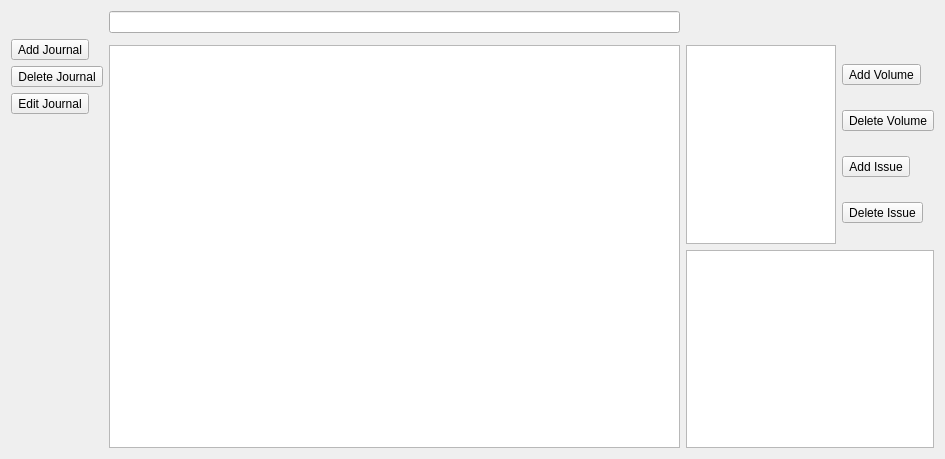
falconofdoom/gui, file journal.ui: the form before one commit.
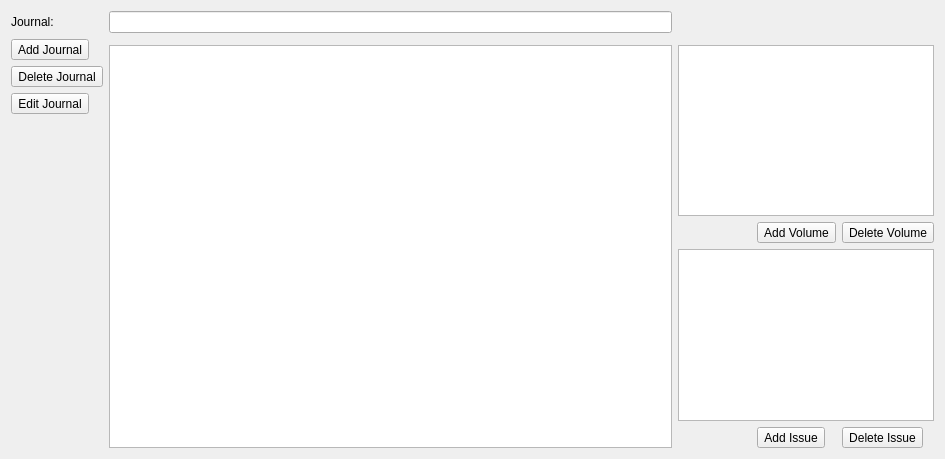
The form after the commit.

What changed in the file:
```diff
--- a/journal.ui
+++ b/journal.ui
@@ -68,60 +68,70 @@
    </item>
    <item row="2" column="3">
     <layout class="QGridLayout" name="gridLayout_2">
-     <item row="0" column="1">
-      <widget class="QTableView" name="tableView_2">
-       <property name="maximumSize">
-        <size>
-         <width>150</width>
-         <height>300</height>
-        </size>
+     <item row="1" column="1">
+      <widget class="QToolButton" name="toolButton_5">
+       <property name="text">
+        <string>Add Volume</string>
        </property>
       </widget>
      </item>
-     <item row="0" column="2">
-      <layout class="QVBoxLayout" name="verticalLayout_2">
-       <item>
-        <widget class="QToolButton" name="toolButton_5">
-         <property name="text">
-          <string>Add Volume</string>
-         </property>
-        </widget>
-       </item>
-       <item>
-        <widget class="QToolButton" name="toolButton_4">
-         <property name="text">
-          <string>Delete Volume</string>
-         </property>
-        </widget>
-       </item>
-       <item>
-        <widget class="QToolButton" name="toolButton_6">
-         <property name="text">
-          <string>Add Issue</string>
-         </property>
-        </widget>
-       </item>
-       <item>
-        <widget class="QToolButton" name="toolButton_7">
-         <property name="text">
-          <string>Delete Issue</string>
-         </property>
-        </widget>
-       </item>
-      </layout>
+     <item row="3" column="2">
+      <widget class="QToolButton" name="toolButton_7">
+       <property name="text">
+        <string>Delete Issue</string>
+       </property>
+      </widget>
      </item>
-     <item row="2" column="1" colspan="2">
+     <item row="3" column="1">
+      <widget class="QToolButton" name="toolButton_6">
+       <property name="text">
+        <string>Add Issue</string>
+       </property>
+      </widget>
+     </item>
+     <item row="1" column="2">
+      <widget class="QToolButton" name="toolButton_4">
+       <property name="text">
+        <string>Delete Volume</string>
+       </property>
+      </widget>
+     </item>
+     <item row="2" column="0" colspan="3">
       <widget class="QTableView" name="tableView_3">
        <property name="maximumSize">
         <size>
-         <width>300</width>
+         <width>2000</width>
          <height>300</height>
         </size>
        </property>
       </widget>
      </item>
+     <item row="0" column="0" colspan="3">
+      <widget class="QTableView" name="tableView_2">
+       <property name="maximumSize">
+        <size>
+         <width>2000</width>
+         <height>300</height>
+        </size>
+       </property>
+      </widget>
+     </item>
     </layout>
    </item>
+   <item row="2" column="2">
+    <layout class="QVBoxLayout" name="verticalLayout">
+     <item>
+      <widget class="QTableView" name="tableView"/>
+     </item>
+    </layout>
+   </item>
+   <item row="0" column="0">
+    <widget class="QLabel" name="label">
+     <property name="text">
+      <string>Journal:</string>
+     </property>
+    </widget>
+   </item>
   </layout>
  </widget>
  <resources/>
```
Left out of the diff: 13 changed lines with no effect on the pictures.
